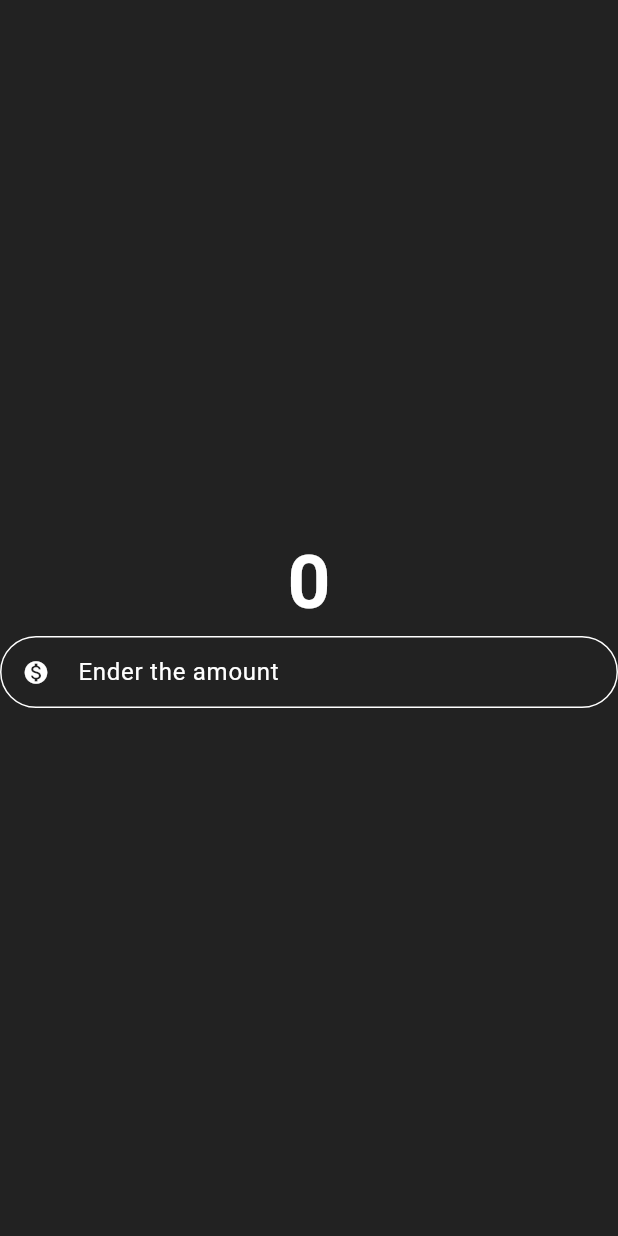
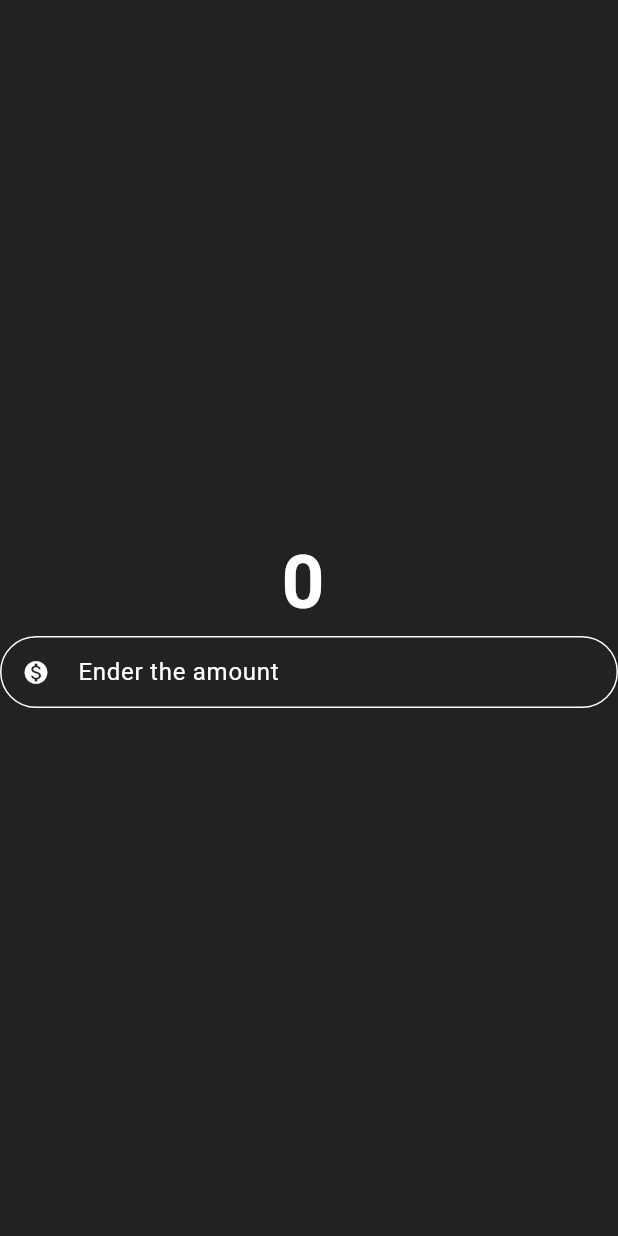
Before and after one commit to Endata133/flutter_tutorial, a Flutter app: the screen it shows after launch, on a phone screen of 412 x 824 dp. Run offline on Flutter 3.47's test engine with Material 3 defaults, Android fonts, the phone set to English and light mode, and no system bars.

Commit message:
0 wurde gecentered durch ein padding
refactor mit rechtsklick wrapped die widgets in anderen und spart klammern setzen und voll viel arbeit mieser hack

```diff
--- a/lib/currency_converter_material.dart
+++ b/lib/currency_converter_material.dart
@@ -11,13 +11,25 @@ Widget build(BuildContext context){
         child: Column(
           mainAxisAlignment: MainAxisAlignment.center,
           children: [
-            Text('0',
-            style: TextStyle(
-               fontSize: 50,
-               fontWeight: FontWeight.bold,
-               color: Color.fromARGB(255, 255, 255, 255)
-               ),
+            Column(
+              crossAxisAlignment: CrossAxisAlignment.center,
+              children: [
 
+                Padding(
+                  padding: EdgeInsets.only(right: 8.0),
+                  child: Text('0',
+
+                  style: TextStyle(
+                     fontSize: 50,
+                     fontWeight: FontWeight.bold,
+                     color: Color.fromARGB(255, 255, 255, 255)
+                     ),
+
+
+                  ),
+                ),
+
+              ],
             ),
 
 
```
